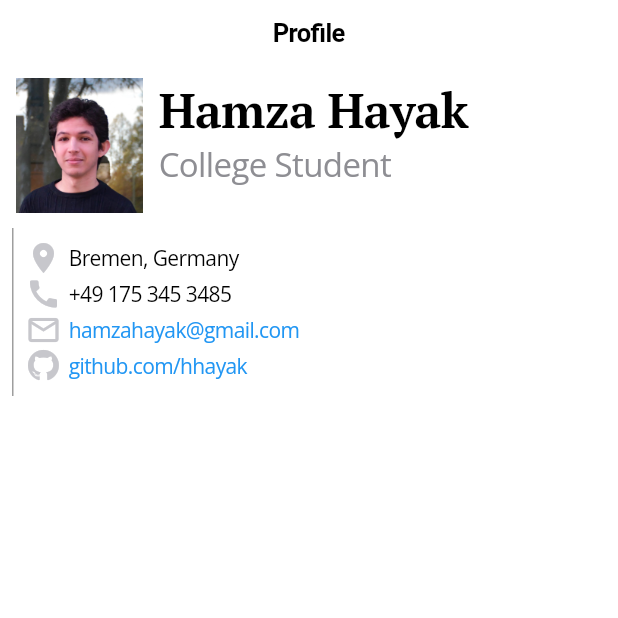
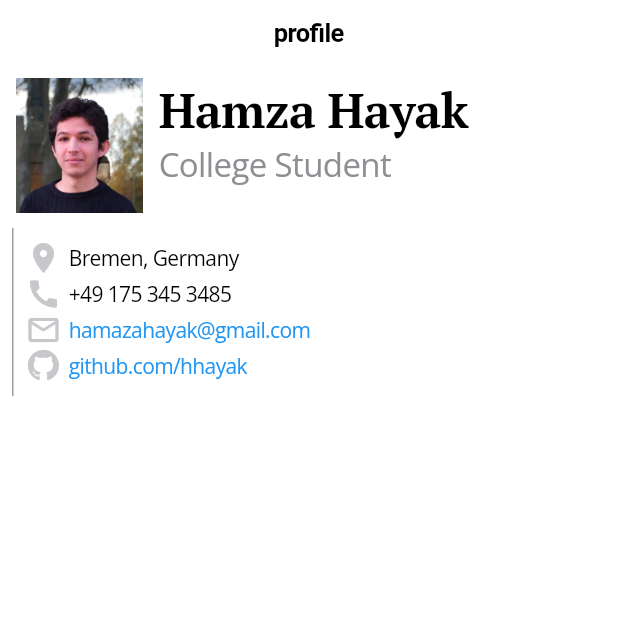
Before and after one commit to hhayak/weatherio, a Flutter app: the screen it shows after launch, item 2 of the bottom bar chosen, on a phone screen of 412 x 824 dp, the top half of it. Run offline on Flutter 3.47's test engine with Material 2 defaults, Android fonts, the phone set to English and light mode, and no system bars; our stand-ins replace get; network calls fail.

Commit message:
added constant mock settings

```diff
--- a/lib/constants/profile.dart
+++ /dev/null
@@ -1,9 +0,0 @@
-class Profile {
-  static const String profileUrl = 'assets/profile_picture.JPG';
-  static const String name = 'Hamza Hayak';
-  static const String title = 'College Student';
-  static const String location = 'Bremen, Germany';
-  static const String phone = '+49 175 345 3485';
-  static const String email = 'hamzahayak@gmail.com';
-  static const String github = 'github.com/hhayak';
-}
--- /dev/null
+++ b/lib/constants/settings.dart
@@ -0,0 +1,32 @@
+import 'package:weatherio/models/city.dart';
+
+/// Represents mock settings.
+class Settings {
+  static const City city = City('Bremen', 8.8, 53.0833);
+  static const String product = 'astro';
+  static const Profile profile = Profile(
+    'assets/profile_picture.JPG',
+    'Hamza Hayak',
+    'College Student',
+    'Bremen, Germany',
+    '+49 175 345 3485',
+    'hamazahayak@gmail.com',
+    'github.com/hhayak',
+  );
+
+  const Settings();
+}
+
+/// Represents the information presented in the profile tab.
+class Profile {
+  final String profileUrl;
+  final String name;
+  final String title;
+  final String location;
+  final String phone;
+  final String email;
+  final String github;
+
+  const Profile(this.profileUrl, this.name, this.title, this.location,
+      this.phone, this.email, this.github);
+}
--- a/lib/controllers/weather_controller.dart
+++ b/lib/controllers/weather_controller.dart
@@ -1,22 +1,29 @@
 import 'package:get/get.dart';
+import 'package:weatherio/constants/settings.dart';
 import 'package:weatherio/models/city.dart';
 import 'package:weatherio/models/forecast.dart';
 import 'package:weatherio/services/weather_service.dart';
 
 class WeatherController extends GetxController with StateMixin<Forecast> {
-  final City city;
+  late final City city;
   Forecast? forecast;
 
-  WeatherController(this.city);
+  WeatherController();
 
   @override
   void onReady() {
-    getForecast();
+    setCity().then((_) => fetchAndDisplayForecast());
     super.onReady();
   }
 
-  Future<void> getForecast() async {
-    forecast = await WeatherService.to.getForecast(city.lon, city.lat);
+  /// Simulates retrieving the city from persistent storage or other sources.
+  Future<void> setCity() async {
+    city = Settings.city;
+  }
+
+  /// Fetches the forecast and notifies any listening widgets.
+  Future<void> fetchAndDisplayForecast() async {
+    forecast = await WeatherService.to.fetchForecast(city.lon, city.lat);
     change(forecast, status: RxStatus.success());
   }
 }
--- a/lib/main.dart
+++ b/lib/main.dart
@@ -3,7 +3,6 @@
 import 'package:get/get.dart';
 import 'package:weatherio/constants/theme.dart';
 import 'package:weatherio/controllers/weather_controller.dart';
-import 'package:weatherio/models/city.dart';
 import 'package:weatherio/screens/main_page.dart';
 import 'package:weatherio/services/weather_service.dart';
 
@@ -24,8 +23,7 @@
         GetPage(
           name: '/',
           page: () => const MainPage(),
-          binding:
-              BindingsBuilder.put(() => WeatherController(City(8.8, 53.083))),
+          binding: BindingsBuilder.put(() => WeatherController()),
         ),
       ],
       theme: lightTheme,
--- a/lib/models/city.dart
+++ b/lib/models/city.dart
@@ -1,6 +1,7 @@
 class City {
+  final String name;
   final double lon;
   final double lat;
 
-  City(this.lon, this.lat);
+  const City(this.name, this.lon, this.lat);
 }
--- a/lib/screens/profile_tab.dart
+++ b/lib/screens/profile_tab.dart
@@ -1,6 +1,6 @@
 import 'package:flutter/cupertino.dart';
 import 'package:flutter/material.dart';
-import 'package:weatherio/constants/profile.dart';
+import 'package:weatherio/constants/settings.dart';
 import 'package:weatherio/constants/theme.dart';
 import 'package:weatherio/widgets/github_icon.dart';
 import 'package:url_launcher/url_launcher.dart';
@@ -12,27 +12,27 @@ class ProfileTab extends StatelessWidget {
   Widget build(BuildContext context) {
     return CupertinoPageScaffold(
       navigationBar: const CupertinoNavigationBar(
-        middle: Text('Profile'),
+        middle: Text('profile'),
       ),
       child: Padding(
         padding: const EdgeInsets.all(8.0),
         child: Center(
           child: Column(
             crossAxisAlignment: CrossAxisAlignment.start,
-            children: const [
+            children:  [
               ProfileMainDisplay(
-                pictureUrl: Profile.profileUrl,
-                name: Profile.name,
-                title: Profile.title,
+                pictureUrl: Settings.profile.profileUrl,
+                name: Settings.profile.name,
+                title: Settings.profile.title,
               ),
-              SizedBox(
+              const SizedBox(
                 height: 10,
               ),
               ProfileContactInfo(
-                phone: Profile.phone,
-                email: Profile.email,
-                location: Profile.location,
-                github: Profile.github,
+                phone: Settings.profile.phone,
+                email: Settings.profile.email,
+                location: Settings.profile.location,
+                github: Settings.profile.github,
               ),
             ],
           ),
@@ -120,7 +120,7 @@ class ProfileContactInfo extends StatelessWidget {
             url: Uri(scheme: 'mailto', path: email),
           ),
           IconText(
-            icon: GithubIcon.github_circled,
+            icon: GithubIcon.githubCircled,
             text: github,
             url: Uri(scheme: 'https', path: github),
           ),
--- a/lib/services/weather_service.dart
+++ b/lib/services/weather_service.dart
@@ -3,25 +3,20 @@ import 'dart:convert';
 import 'package:get/get.dart';
 import 'package:weatherio/models/forecast.dart';
 
-class WeatherioClient extends GetConnect {
-  static String endpoint = 'http://www.7timer.info/bin/api.pl';
-  @override
-  void onInit() {
-    httpClient.baseUrl = endpoint;
-  }
-}
+class WeatherioClient extends GetConnect {}
 
 class WeatherService extends GetxService {
   static String endpoint = 'http://www.7timer.info/bin/api.pl';
   final WeatherioClient client;
+  final String product;
 
   static WeatherService get to => Get.find();
 
-  WeatherService(this.client);
+  WeatherService(this.client, [this.product = 'astro']);
 
-  Future<Forecast> getForecast(double lon, double lat) async {
+  Future<Forecast> fetchForecast(double lon, double lat) async {
     var resp = await client
-        .get('$endpoint?lon=$lon&lat=$lat&product=astro&output=json');
+        .get('$endpoint?lon=$lon&lat=$lat&product=$product&output=json');
     var forecast = Forecast.fromJson(jsonDecode(resp.body));
     forecast.dataseries.removeAt(0);
     return Forecast.fromJson(jsonDecode(resp.body));
--- a/lib/widgets/city_card.dart
+++ b/lib/widgets/city_card.dart
@@ -1,4 +1,5 @@
 import 'package:flutter/material.dart';
+import 'package:weatherio/constants/settings.dart';
 import 'package:weatherio/models/forecast.dart';
 import 'package:weatherio/widgets/date_card.dart';
 
@@ -31,7 +32,7 @@ class CityCard extends StatelessWidget {
             mainAxisSize: MainAxisSize.min,
             children: [
               Text(
-                'Bremen',
+                Settings.city.name,
                 style: titleStyle,
               ),
               DateCard(forecast.init),
--- a/lib/widgets/github_icon.dart
+++ b/lib/widgets/github_icon.dart
@@ -25,5 +25,5 @@ class GithubIcon {
   static const _kFontFam = 'GithubIcon';
   static const String? _kFontPkg = null;
 
-  static const IconData github_circled = IconData(0xf09b, fontFamily: _kFontFam, fontPackage: _kFontPkg);
+  static const IconData githubCircled = IconData(0xf09b, fontFamily: _kFontFam, fontPackage: _kFontPkg);
 }
```
